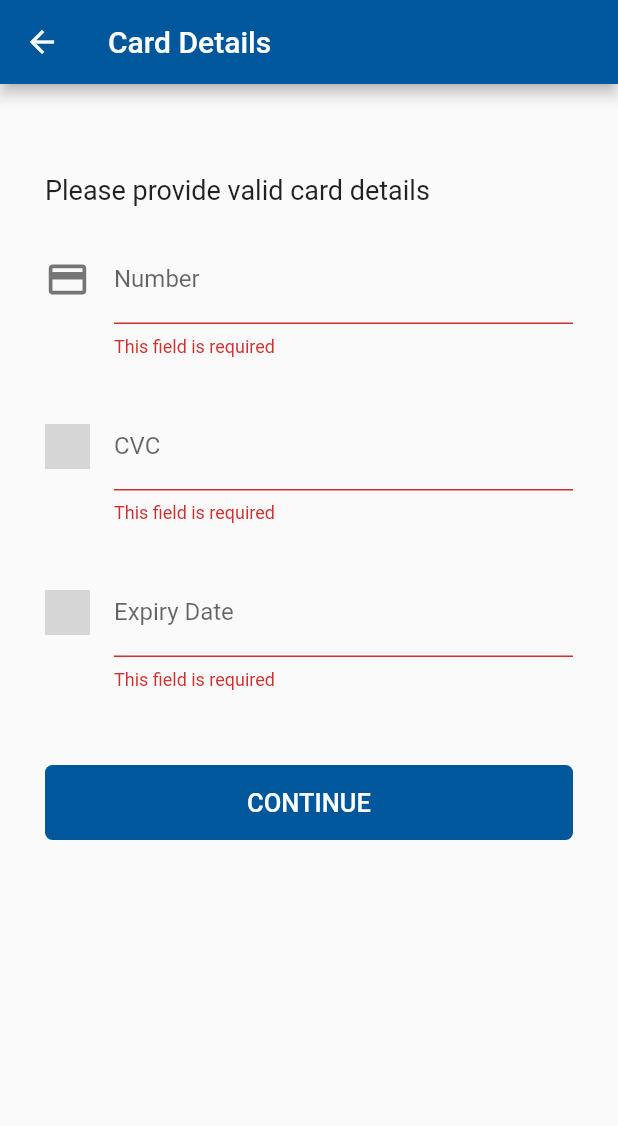
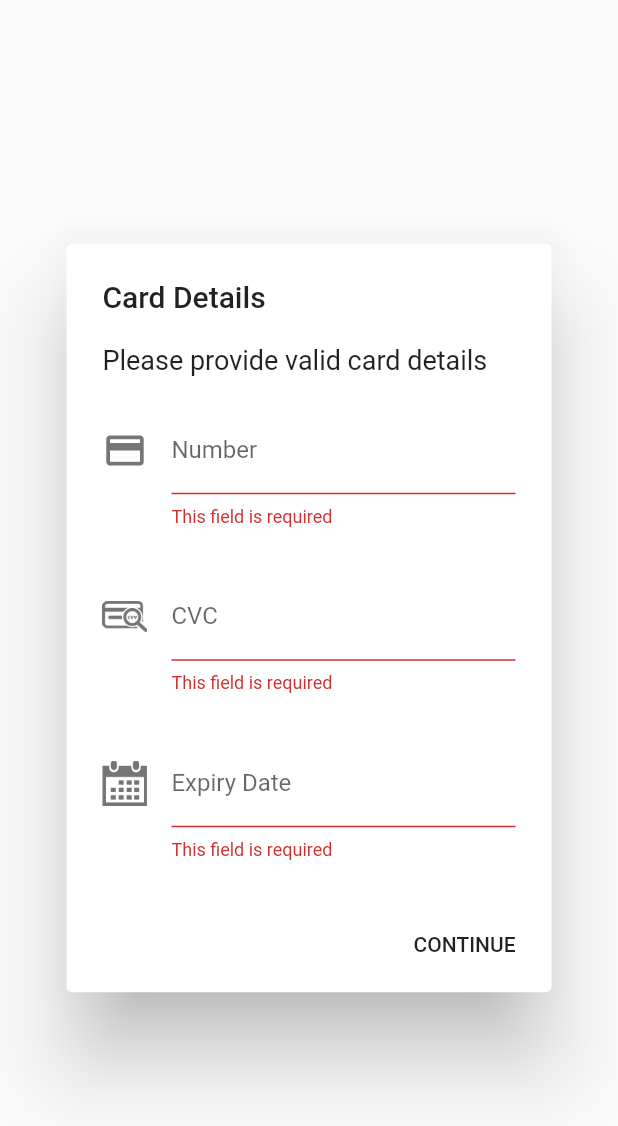
Before and after one commit to wilburx9/flutter_paystack, a Flutter app: the CardInputUI widget shown alone on an empty page, opened directly with empty values, on a phone screen of 412 x 824 dp. Shown: the top 1126 px of the screen. Run offline on Flutter 3.47's test engine with Material 2 defaults, Android fonts, the phone set to English and light mode, and no system bars; grey boxes are pictures that could not be loaded.

Commit message:
Refactorings and minor UI changes

```diff
--- a/example/lib/main.dart
+++ b/example/lib/main.dart
@@ -2,7 +2,7 @@ import 'dart:io';
 
 import 'package:flutter/cupertino.dart';
 import 'package:flutter/material.dart';
-import 'package:flutter_paystack/paystack_sdk.dart';
+import 'package:flutter_paystack/paystack_plugin.dart';
 import 'package:flutter/services.dart';
 import 'package:http/http.dart' as http;
 
@@ -56,7 +56,7 @@ class _HomePageState extends State<HomePage> {
   @override
   void initState() {
     _validateSetupParams();
-    PaystackSdk.initialize(publicKey: paystackPublicKey);
+    PaystackPlugin.initialize(publicKey: paystackPublicKey);
     super.initState();
   }
 
@@ -315,7 +315,7 @@ class _HomePageState extends State<HomePage> {
   _chargeCard() {
     _transaction = null;
 
-    PaystackSdk.chargeCard(context,
+    PaystackPlugin.chargeCard(context,
         charge: _charge,
         beforeValidate: (transaction) => handleBeforeValidate(transaction),
         onSuccess: (transaction) => handleOnSuccess(transaction),
--- a/lib/src/api/request/charge_request_body.dart
+++ b/lib/src/api/request/charge_request_body.dart
@@ -2,7 +2,7 @@ import 'dart:async';
 
 import 'package:flutter_paystack/src/api/request/base_request_body.dart';
 import 'package:flutter_paystack/src/model/charge.dart';
-import 'package:flutter_paystack/paystack_sdk.dart';
+import 'package:flutter_paystack/paystack_plugin.dart';
 import 'package:flutter_paystack/src/utils/card_utils.dart';
 import 'package:flutter_paystack/src/utils/crypto.dart';
 
@@ -42,7 +42,7 @@ class ChargeRequestBody extends BaseRequestBody {
     this.setDeviceId();
     this._clientData = clientData;
     this._last4 = charge.card.last4Digits;
-    this._publicKey = PaystackSdk.publicKey;
+    this._publicKey = PaystackPlugin.publicKey;
     this._email = charge.email;
     this._amount = charge.amount.toString();
     this._reference = charge.reference;
--- a/lib/src/ui/card_input_ui.dart
+++ b/lib/src/ui/card_input_ui.dart
@@ -39,13 +39,10 @@ class _CardInputUIState extends State<CardInputUI> {
 
   @override
   Widget build(BuildContext context) {
-    return new Scaffold(
+    return new AlertDialog(
       key: _scaffoldKey,
-        appBar: new AppBar(
       title: new Text('Card Details'),
-        ),
-        body: new Container(
-          padding: const EdgeInsets.all(30.0),
+      content: new Container(
         child: new Form(
             key: _formKey,
             onWillPop: _onWillPop,
@@ -53,9 +50,6 @@ class _CardInputUIState extends State<CardInputUI> {
             child: new SingleChildScrollView(
               child: new ListBody(
                 children: <Widget>[
-                    new SizedBox(
-                      height: 30.0,
-                    ),
                   new Text(
                     'Please provide valid card details',
                     style: const TextStyle(fontSize: 18.0),
@@ -140,39 +134,26 @@ class _CardInputUIState extends State<CardInputUI> {
                       _card.expiryYear = expiryDate[1];
                     },
                   ),
-                    new SizedBox(
-                      height: 50.0,
+                ],
               ),
-                    new Container(
-                      width: double.infinity,
-                      child: Platform.isIOS
-                          ? new CupertinoButton(
+            )),
+      ),
+      actions: <Widget>[
+        Platform.isIOS
+            ? new CupertinoDialogAction(
                 onPressed: _validateInputs,
-                              color: CupertinoColors.activeBlue,
                 child: const Text(
                   Strings.continue_,
                 ),
               )
             : new FlatButton(
                 onPressed: _validateInputs,
-                              color: Colors.lightBlue[900],
-                              shape: const RoundedRectangleBorder(
-                                borderRadius: const BorderRadius.all(
-                                    const Radius.circular(5.0)),
-                              ),
-                              padding:
-                                  const EdgeInsets.symmetric(vertical: 15.0),
-                              textColor: Colors.white,
                 child: new Text(
                   Strings.continue_.toUpperCase(),
-                                style: const TextStyle(fontSize: 17.0),
                 ),
               ),
-                    )
       ],
-                ),
-              )),
-        ));
+    );
   }
 
   Future<bool> _onWillPop() async {
--- a/lib/src/utils/utils.dart
+++ b/lib/src/utils/utils.dart
@@ -1,19 +1,19 @@
 import 'package:flutter/services.dart';
 import 'package:flutter_paystack/src/exceptions.dart';
-import 'package:flutter_paystack/paystack_sdk.dart';
+import 'package:flutter_paystack/paystack_plugin.dart';
 
 class Utils {
   static const MethodChannel channel = const MethodChannel('flutter_paystack');
 
   static validateSdkInitialized() {
-    if (!PaystackSdk.sdkInitialized) {
+    if (!PaystackPlugin.sdkInitialized) {
       throw new PaystackSdkNotInitializedException('Paystack SDK has not been initialized. The SDK has'
           ' to be initialized before use');
     }
   }
 
   static String hasPublicKey() {
-    var publicKey = PaystackSdk.publicKey;
+    var publicKey = PaystackPlugin.publicKey;
     if(publicKey == null || publicKey.isEmpty) {
       throw PaystackException('No Public key found, please set the Public key.');
     }
```
Also changed, not shown: lib/paystack_plugin.dart (renamed from lib/paystack_sdk.dart, +6 -6 lines), lib/src/transaction_manager.dart (+10 -37 lines), lib/src/ui/pin_input_ui.dart (+4 -9 lines), pubspec.yaml (+12 -12 lines), 6 other files. Lines whose indentation alone changed are shown as unchanged.
